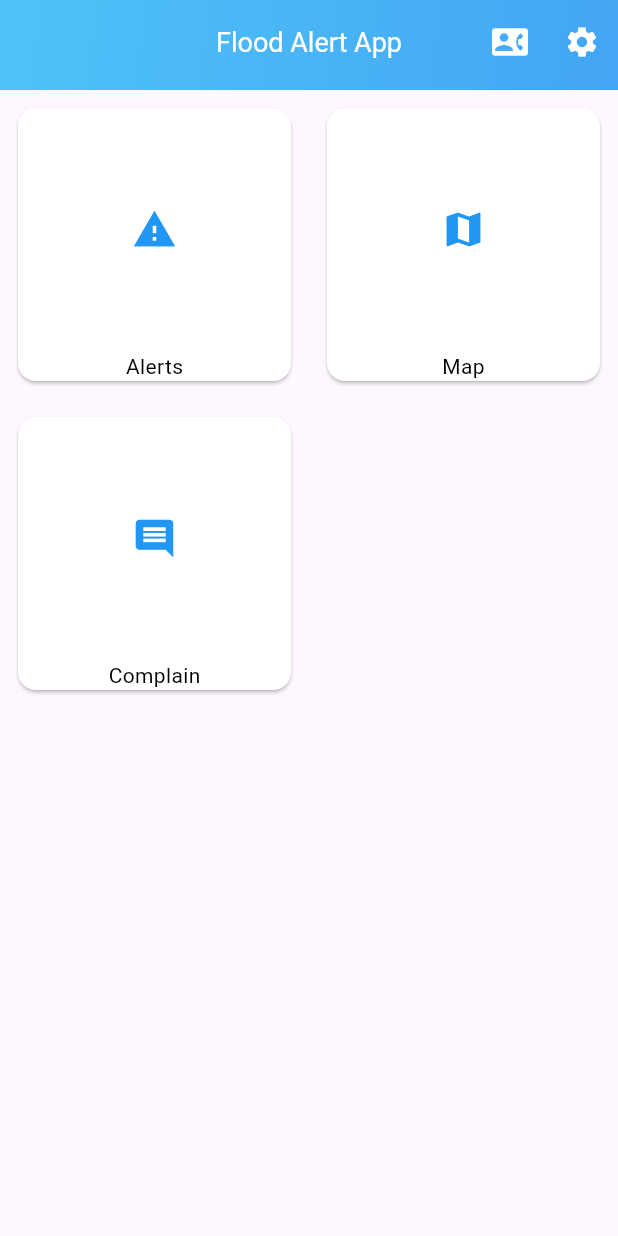
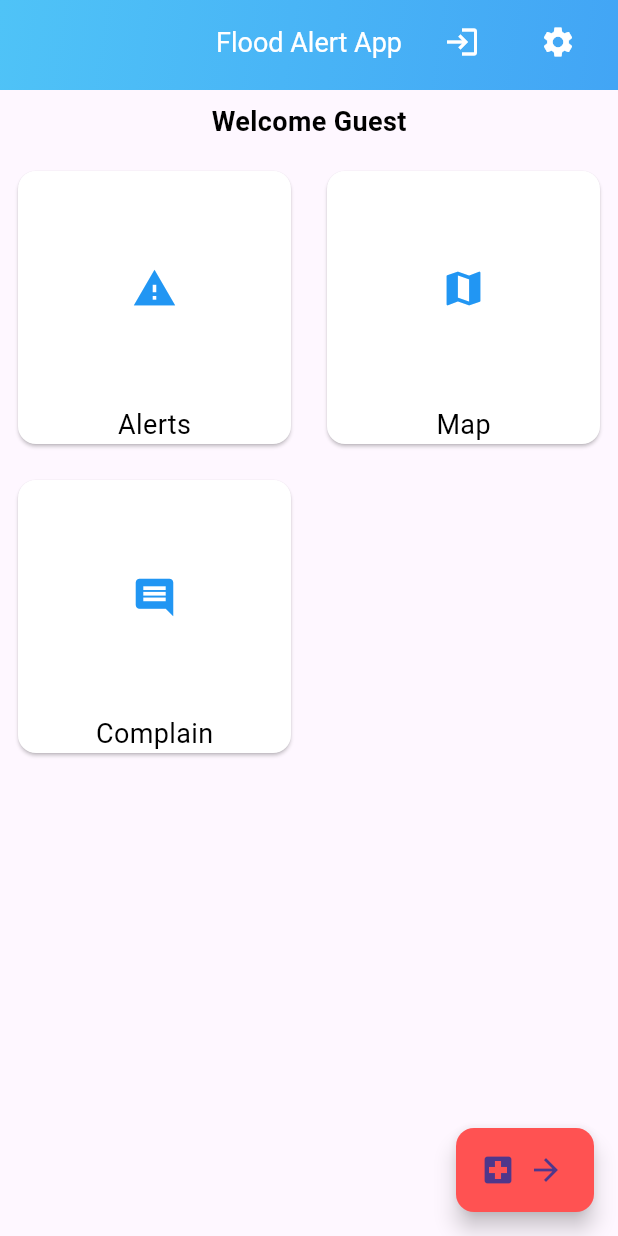
Before and after one commit to Abdeali5253/fyp, a Flutter app: the screen it shows after launch, on a phone screen of 412 x 824 dp. Run offline on Flutter 3.47's test engine with Material 3 defaults, Android fonts, the phone set to English and light mode, and no system bars; our stand-ins replace cloud_firestore, firebase_auth, firebase_core, geolocator, google_maps_flutter, google_sign_in and 1 more; accounts and stored records are empty.

Commit message:
added emergency to the floating action button

```diff
--- a/lib/src/views/home_screen.dart
+++ b/lib/src/views/home_screen.dart
@@ -1,11 +1,12 @@
 import 'package:flutter/material.dart';
 import 'package:fyp/src/services/auth_service.dart';
-import 'package:fyp/src/utils/constants.dart';
 import 'package:provider/provider.dart';
 
+import '../utils/constants.dart';
 import '../utils/responsive.dart';
 import '../utils/theme_provider.dart';
 import '../widgets/app_bar.dart';
+import '../widgets/floatingButton.dart';
 
 class HomeScreen extends StatelessWidget {
   const HomeScreen({Key? key}) : super(key: key);
@@ -21,16 +22,16 @@ class HomeScreen extends StatelessWidget {
     final int crossAxisCount = ResponsiveUtil.responsiveValue(
       context: context,
       mobile: 2,
-      tablet: 4,
+      tablet: 3,
     ).round();
 
     return SafeArea(
       child: Scaffold(
         appBar:
-            CustomAppBar(title: 'Flood Alert App', isUserLoggedIn: loggedIn),
+            CustomAppBar(title: 'Flood Alert App', isUserLoggedIn: !loggedIn),
+        floatingActionButton: const EmergencyFloatingActionButton(),
         body: Column(
           children: [
-            if (loggedIn)
             Center(
               child: Padding(
                 padding:
@@ -90,7 +91,10 @@ class SelectCard extends StatelessWidget {
                   child: Icon(choice.icon,
                       size: ResponsiveUtil.responsiveIconSize(context),
                       color: Colors.blue)),
-              Text(choice.title, style: TextStyle(color: Colors.black)),
+              Text(choice.title,
+                  style: TextStyle(
+                      fontSize: ResponsiveUtil.responsiveFontSize(context),
+                      color: Colors.black)),
             ],
           ),
         ),
--- a/lib/src/views/login.dart
+++ b/lib/src/views/login.dart
@@ -1,9 +1,10 @@
 import 'package:flutter/material.dart';
+import 'package:fyp/src/widgets/floatingButton.dart';
 
 import '../services/auth_service.dart';
 import '../utils/responsive.dart';
 import '../widgets/app_bar.dart';
-import '../widgets/customm.dart';
+import '../widgets/custom.dart';
 import 'home_screen.dart';
 
 class LoginScreen extends StatelessWidget {
@@ -22,6 +23,7 @@ class LoginScreen extends StatelessWidget {
         showHomeIcon: true,
         isUserLoggedIn: false,
       ),
+      floatingActionButton: const EmergencyFloatingActionButton(),
       body: Padding(
         padding: EdgeInsets.all(ResponsiveUtil.responsivePadding(context)),
         child: Form(
--- a/lib/src/views/settings.dart
+++ b/lib/src/views/settings.dart
@@ -1,5 +1,6 @@
 import 'package:flutter/foundation.dart';
 import 'package:flutter/material.dart';
+import 'package:fyp/src/widgets/floatingButton.dart';
 import 'package:permission_handler/permission_handler.dart';
 import 'package:provider/provider.dart';
 
@@ -23,6 +24,7 @@ class SettingsScreen extends StatelessWidget {
       child: Scaffold(
         appBar: CustomAppBar(
             title: 'Settings', showHomeIcon: true, isUserLoggedIn: loggedIn),
+        floatingActionButton: const EmergencyFloatingActionButton(),
         body: ListView(
           children: <Widget>[
             // Dark Mode toggle with thematic styling
--- a/lib/src/views/signup.dart
+++ b/lib/src/views/signup.dart
@@ -6,7 +6,7 @@ import '../utils/responsive.dart';
 import '../widgets/app_bar.dart';
 import '../widgets/custom.dart';
 import 'home_screen.dart';
-import 'logiin.dart';
+import 'login.dart';
 
 class SignUpScreen extends StatefulWidget {
   const SignUpScreen({Key? key}) : super(key: key);
--- a/lib/src/widgets/app_bar.dart
+++ b/lib/src/widgets/app_bar.dart
@@ -1,10 +1,9 @@
 import 'package:flutter/material.dart';
-import 'package:fyp/src/views/signup.dart';
 
 import '../utils/responsive.dart';
-import '../views/emergency_num_screen.dart';
 import '../views/home_screen.dart';
 import '../views/settings.dart';
+import '../views/signup.dart';
 
 class CustomAppBar extends StatelessWidget implements PreferredSizeWidget {
   @override
@@ -31,7 +30,7 @@ class CustomAppBar extends StatelessWidget implements PreferredSizeWidget {
     return AppBar(
       title: Text(title,
           style: TextStyle(
-            color: isDarkMode ? Colors.white : Colors.white,
+            color: Colors.white,
             fontSize: ResponsiveUtil.responsiveFontSize(context),
           )),
       centerTitle: true,
@@ -47,42 +46,40 @@ class CustomAppBar extends StatelessWidget implements PreferredSizeWidget {
       ),
       actions: <Widget>[
         if (showHomeIcon)
-          IconButton(
+          Padding(
+            padding: const EdgeInsets.only(right: 16.0),
+            child: IconButton(
               icon: const Icon(Icons.home, color: Colors.white),
               onPressed: () => Navigator.of(context).pushAndRemoveUntil(
                 MaterialPageRoute(builder: (context) => const HomeScreen()),
                 (Route<dynamic> route) => false,
               ),
             ),
+          ),
         if (isUserLoggedIn)
-          IconButton(
+          Padding(
+            padding: const EdgeInsets.only(right: 16.0),
+            child: IconButton(
               icon: const Icon(Icons.login, color: Colors.white),
               onPressed: () => Navigator.of(context).pushAndRemoveUntil(
                 MaterialPageRoute(builder: (context) => const SignUpScreen()),
                 (Route<dynamic> route) => false,
               ),
             ),
-        if (title == 'Settings' ||
-            title == 'Flood Alert App' ||
-            title == 'Sign Up')
-          IconButton(
-            icon: const Icon(Icons.contact_phone, color: Colors.white),
-            onPressed: () => Navigator.of(context).push(MaterialPageRoute(
-                builder: (context) => const EmergencyNumScreen())),
           ),
-        if (title == 'Emergency Contacts' || title == 'Flood Alert App')
-          IconButton(
+        if (title == 'Flood Alert App' || title == 'Sign Up')
+          Padding(
+            padding: const EdgeInsets.only(right: 16.0),
+            child: IconButton(
               icon: const Icon(Icons.settings, color: Colors.white),
               onPressed: () => Navigator.of(context).push(MaterialPageRoute(
                   builder: (context) => const SettingsScreen())),
             ),
+          ),
       ],
       elevation: 10.0,
-      // Adds shadow for depth
-      shape: RoundedRectangleBorder(
-        borderRadius: BorderRadius.vertical(
-          bottom: Radius.circular(30), // Rounded bottom edges
-        ),
+      shape: const RoundedRectangleBorder(
+        borderRadius: BorderRadius.vertical(bottom: Radius.circular(30)),
       ),
     );
   }
--- /dev/null
+++ b/lib/src/widgets/floatingButton.dart
@@ -0,0 +1,36 @@
+import 'package:flutter/material.dart';
+
+import '../utils/responsive.dart';
+import '../views/emergency_num_screen.dart';
+
+class EmergencyFloatingActionButton extends StatelessWidget {
+  const EmergencyFloatingActionButton({Key? key}) : super(key: key);
+
+  @override
+  Widget build(BuildContext context) {
+    bool isLargeScreen =
+        ResponsiveUtil.isTablet(context) || ResponsiveUtil.isDesktop(context);
+
+    return FloatingActionButton.extended(
+      onPressed: () => Navigator.of(context).push(
+        MaterialPageRoute(builder: (context) => const EmergencyNumScreen()),
+      ),
+      icon: Icon(Icons.local_hospital, size: isLargeScreen ? 28 : 24),
+      // Adjust icon size based on the screen size
+      label: isLargeScreen
+          ? Text(
+              'Emergency Contacts',
+              style: TextStyle(
+                  fontSize: ResponsiveUtil.responsiveFontSize(context)),
+            )
+          : const Icon(Icons.arrow_forward),
+      // Show text on larger screens
+      backgroundColor: Colors.redAccent,
+      tooltip: 'Emergency Contacts',
+      elevation: isLargeScreen ? 10 : 6,
+      shape: RoundedRectangleBorder(
+        borderRadius: BorderRadius.circular(isLargeScreen ? 16 : 12),
+      ),
+    );
+  }
+}
```
Lines whose indentation alone changed are shown as unchanged.
